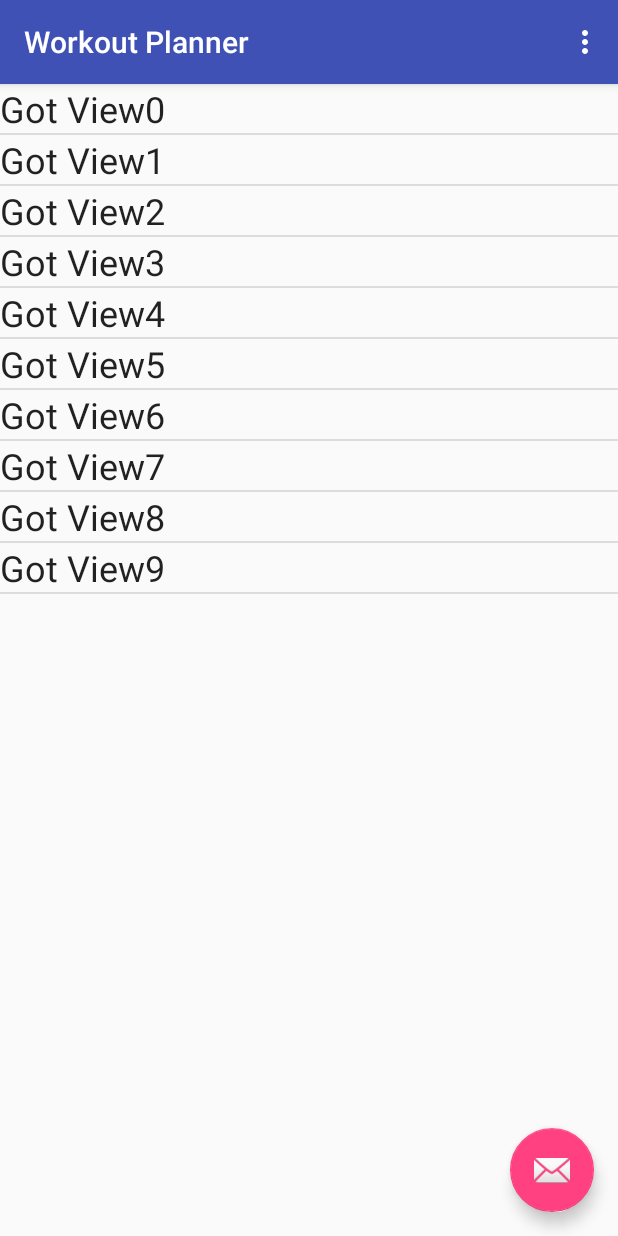
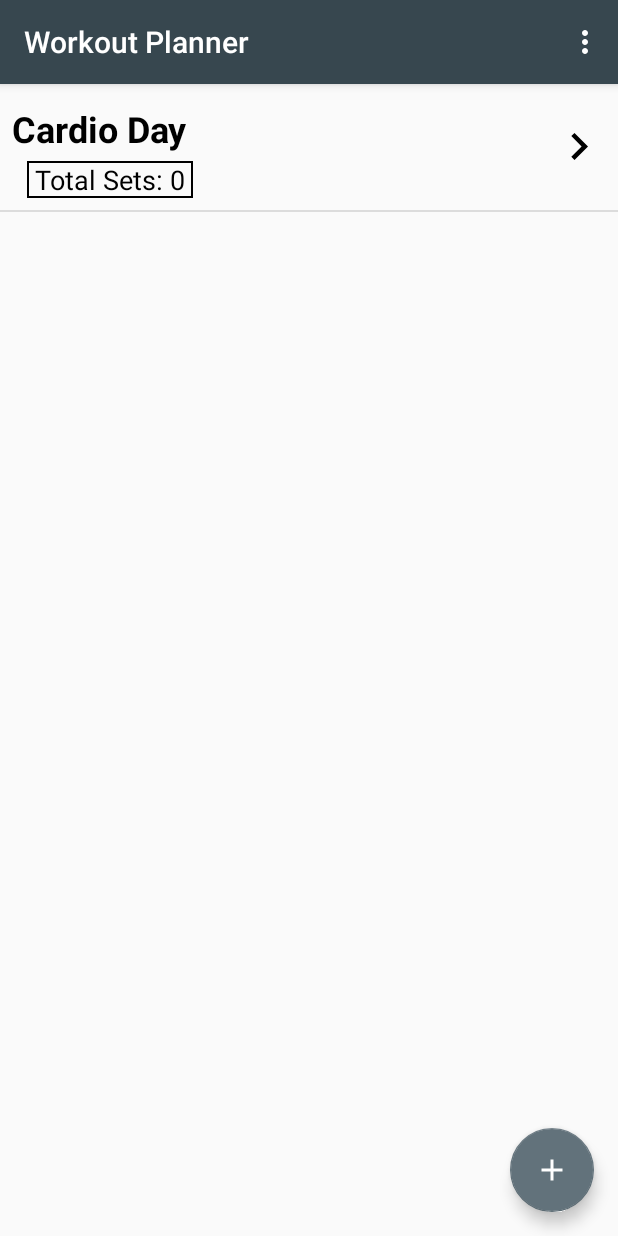
Before and after one commit to UCDTtbot/WorkoutPlanner, an Android app: the screen it shows after launch (MainActivity), on a phone screen of 412 x 824 dp. Run offline under Robolectric (Android 15) with nearby library versions, the phone set to English and light mode, and no system bars.

Commit message:
Workout and Sets

```diff
--- a/app/build.gradle
+++ b/app/build.gradle
@@ -9,6 +9,7 @@ android {
         versionCode 1
         versionName "1.0"
         testInstrumentationRunner "android.support.test.runner.AndroidJUnitRunner"
+        vectorDrawables.useSupportLibrary = true
     }
     buildTypes {
         release {
--- a/app/src/main/java/com/shibedays/workoutplanner/MainActivity.java
+++ b/app/src/main/java/com/shibedays/workoutplanner/MainActivity.java
@@ -1,5 +1,7 @@
 package com.shibedays.workoutplanner;
 
+import android.content.Intent;
+import android.content.SharedPreferences;
 import android.os.Bundle;
 import android.support.design.widget.FloatingActionButton;
 import android.support.design.widget.Snackbar;
@@ -13,52 +15,88 @@ import android.view.Menu;
 import android.view.MenuItem;
 
 import java.util.ArrayList;
+import java.util.List;
+import java.util.Random;
 
 public class MainActivity extends AppCompatActivity {
 
+    private final String DEBUG_TAG = MainActivity.class.getSimpleName();
+    private static final String PACKAGE = "com.shibedays.workoutplanner.MainActivity.";
+
+    //region INTENT_KEYS
+    //EXTRA_FOO
+
+    //endregion
+
+    //region PREF_KEYS
+    //KEY_FOO
+    private static final String KEY_WORKOUT_DATA = PACKAGE + ".WorkoutData";
+    //endregion
+
+    //BRD_FILTER_FOO
+
+    //region PRIVATE_VARS
     private RecyclerView mRecyclerView;
-    private ArrayList<Workout> mWorkoutData;
+    private List<Workout> mWorkoutList;
     private WorkoutAdapter mAdapter;
 
+    private SharedPreferences mSharedPrefs;
+    private final String PREF_IDENTIFIER = PACKAGE + ".PREFS";
+
+    //endregion
+
+    //region PUBLIC_VARS
+
+    //endregion
+
+    //region OVERRIDE_FUNCTIONS
     @Override
     protected void onCreate(Bundle savedInstanceState) {
         super.onCreate(savedInstanceState);
         setContentView(R.layout.activity_main);
 
         // Initialize the RecyclerView
+        // Set the Layout Manager to Linear Layout
+        //Init the Array list and setup the adapter
         mRecyclerView = (RecyclerView)findViewById(R.id.recyclerView);
-
-        // Set the layout manager
         mRecyclerView.setLayoutManager(new LinearLayoutManager(this));
-
-        // Initialize the ArrayList that will contain the data
-        mWorkoutData = new ArrayList<>();
-
-        // Initialize the adapter and set it to the RecyclerView
-        mAdapter = new WorkoutAdapter(this, mWorkoutData);
+        mWorkoutList = new ArrayList<>();
+        mAdapter = new WorkoutAdapter(this, mWorkoutList);
         mRecyclerView.setAdapter(mAdapter);
 
-        //TODO: Delete this
-        // Populating test data for testing purposes
-        for(int i = 0; i < 10; i++){
-            mWorkoutData.add(new Workout(i));
+        // Get SharedPrefs. If this is the initial run, setup Prefs
+        //region PREFS
+        mSharedPrefs = getSharedPreferences(PREF_IDENTIFIER, MODE_PRIVATE);
+        if(mSharedPrefs == null){
+            SharedPreferences.Editor tempEditor = mSharedPrefs.edit();
+
+
+            // FILL PREF_DATA
+            tempEditor.apply();
         }
+        //endregion
+
+
+        // Get Workout Data
+        //TODO: Placeholder workout data
+        Workout tempWorkout = new Workout(0, "Cardio Day");
+        mWorkoutList.add(tempWorkout);
         mAdapter.notifyDataSetChanged();
 
-
+        //region RECYCLER_VIEW
         // Add the horizontal bar lines as an item decoration
         RecyclerView.ItemDecoration itemDecoration = new
                 DividerItemDecoration(this, DividerItemDecoration.VERTICAL);
         mRecyclerView.addItemDecoration(itemDecoration);
+        //TODO: Add recycler animation?
+        //endregion
 
-        //TODO: Add recycler animation?
-
-
-
-
+        //region TOOLBAR
         Toolbar toolbar = (Toolbar) findViewById(R.id.toolbar);
         setSupportActionBar(toolbar);
+        //endregion
 
+        //region FAB
         FloatingActionButton fab = (FloatingActionButton) findViewById(R.id.fab);
         fab.setOnClickListener(new View.OnClickListener() {
             @Override
@@ -67,9 +105,7 @@ public class MainActivity extends AppCompatActivity {
                         .setAction("Action", null).show();
             }
         });
-
-
-
+        //endregion
     }
 
     @Override
@@ -93,4 +129,28 @@ public class MainActivity extends AppCompatActivity {
 
         return super.onOptionsItemSelected(item);
     }
+    //endregion
+
+    //region UTILITY
+    /**
+     * Converts the time from a 2 piece array to milliseconds
+     * @param time int[]
+     * @return Returns the time in millis
+     */
+    public static int convertToMillis(int[] time){
+        return ((time[0] * 60) + time[1]) * 1000;
+    }
+
+    /**
+     * Converts the time from milliseconds to a 2 piece array
+     * @param time int
+     * @return returns the time as M/S
+     */
+    public static int[] convertFromMillis(int time){
+        int[] newTime = {0, 0};
+        newTime[0] = (int)(Math.floor(time/1000)/60);
+        newTime[1] = ((time/1000) % 60);
+        return newTime;
+    }
+    //endregion
 }
--- a/app/src/main/java/com/shibedays/workoutplanner/Workout.java
+++ b/app/src/main/java/com/shibedays/workoutplanner/Workout.java
@@ -1,10 +1,103 @@
 package com.shibedays.workoutplanner;
 
 
+import java.util.ArrayList;
+import java.util.List;
+
 public class Workout {
 
-    public int i;
-    public Workout(int num) {
-        i = num;
+    private int mWorkoutID;
+    private int mNumOfSets;
+    private int mNumOfRounds;
+
+    private int mTimeBetweenSets;
+    private int mTimeBetweenRounds;
+
+    private String mName;
+
+    private List<Set> mSetList;
+
+    /**
+     *
+     */
+    public Workout(){
+        mWorkoutID = -1;
+        mNumOfSets = -1;
+        mNumOfRounds = -1;
+        mSetList = null;
+        mTimeBetweenSets = -1;
+        mTimeBetweenRounds = -1;
+    }
+
+    /**
+     *
+     * @param id int
+     */
+    public Workout(int id, String name) {
+        mWorkoutID = id;
+        mName = name;
+        mNumOfSets = 0;
+        mNumOfRounds = 1;
+        mSetList = new ArrayList<Set>();
+        mTimeBetweenSets = 10000;
+        mTimeBetweenRounds = 30000;
+    }
+
+    //region GET
+    public int getmWorkoutID(){
+        return mWorkoutID;
+    }
+
+    public int getmNumOfSets(){
+        return mNumOfSets;
+    }
+
+    public int getmNumOfRounds(){
+        return mNumOfRounds;
+    }
+
+    public int getmTimeBetweenSets(){
+        return mTimeBetweenSets;
+    }
+
+    public int getmTimeBetweenRounds(){
+        return mTimeBetweenRounds;
+    }
+
+    public String getmName(){
+        return mName;
+    }
+    //endregion
+
+    //region SET
+    public void setmWorkoutID(int id){
+        mWorkoutID = id;
+    }
+
+    public void setmNumOfRounds(int numRounds){
+        mNumOfRounds = numRounds;
+    }
+
+    public void setmTimeBetweenSets(int timeBetweenSets){
+        mTimeBetweenSets = timeBetweenSets;
+    }
+
+    public void setmTimeBetweenRounds(int timeBetweenRounds){
+        mTimeBetweenRounds = timeBetweenRounds;
+    }
+
+    public void setmName(String name){
+        mName = name;
+    }
+    //endregion
+
+    public void addSet(Set set){
+        mSetList.add(set);
+        mNumOfSets++;
+    }
+
+    public void removeSet(Set set){
+        mSetList.remove(mSetList.indexOf(set));
+        mNumOfSets--;
     }
 }
--- a/app/src/main/java/com/shibedays/workoutplanner/WorkoutAdapter.java
+++ b/app/src/main/java/com/shibedays/workoutplanner/WorkoutAdapter.java
@@ -1,18 +1,22 @@
 package com.shibedays.workoutplanner;
 
 import android.content.Context;
+import android.content.res.Resources;
 import android.support.v7.widget.RecyclerView;
 import android.view.LayoutInflater;
 import android.view.View;
 import android.view.ViewGroup;
 import android.widget.TextView;
 
+import org.w3c.dom.Text;
+
 import java.util.ArrayList;
+import java.util.List;
 
 
 public class WorkoutAdapter extends RecyclerView.Adapter<WorkoutAdapter.ViewHolder> {
 
-    private ArrayList<Workout> mWorkoutData;
+    private List<Workout> mWorkoutData;
     private Context mContext;
 
     /**
@@ -20,7 +24,7 @@ public class WorkoutAdapter extends RecyclerView.Adapter<WorkoutAdapter.ViewHold
      * @param context
      * @param workoutData
      */
-    public WorkoutAdapter(Context context, ArrayList<Workout> workoutData){
+    public WorkoutAdapter(Context context, List<Workout> workoutData){
         mWorkoutData = workoutData;
         mContext = context;
     }
@@ -33,7 +37,8 @@ public class WorkoutAdapter extends RecyclerView.Adapter<WorkoutAdapter.ViewHold
      */
     @Override
     public WorkoutAdapter.ViewHolder onCreateViewHolder(ViewGroup parent, int viewType) {
-        return new ViewHolder(LayoutInflater.from(mContext).inflate(R.layout.workout_item, parent, false));
+        return new ViewHolder(LayoutInflater.from(mContext)
+                .inflate(R.layout.workout_list_item, parent, false));
     }
 
     /**
@@ -61,17 +66,27 @@ public class WorkoutAdapter extends RecyclerView.Adapter<WorkoutAdapter.ViewHold
 
     class ViewHolder extends RecyclerView.ViewHolder implements View.OnClickListener {
 
-        private TextView test;
+        private TextView itemName;
+        private TextView sets;
+        //private TextView rounds;
 
         public ViewHolder(View itemView) {
             super(itemView);
             //Initialize the views for the RecyclerView
-            test = itemView.findViewById(R.id.testingView);
+            itemName = itemView.findViewById(R.id.item_name);
+            sets = itemView.findViewById(R.id.item_sets);
+            //rounds = itemView.findViewById(R.id.item_rounds);
         }
 
+        /**
+         *
+         * @param curWorkout
+         */
         void bindTo(Workout curWorkout){
             //Populate data when they bind the workouts to the view holder
-            test.setText("Got View" + curWorkout.i);
+            itemName.setText(curWorkout.getmName());
+            sets.setText(String.format(mContext.getString(R.string.item_sets), curWorkout.getmNumOfSets()));
+            //rounds.setText(String.format(mContext.getString(R.string.item_rounds), curWorkout.mNumOfRounds));
         }
 
         @Override
--- /dev/null
+++ b/app/src/main/res/drawable/ic_add_white_24dp.xml
@@ -0,0 +1,9 @@
+<vector xmlns:android="http://schemas.android.com/apk/res/android"
+        android:width="24dp"
+        android:height="24dp"
+        android:viewportWidth="24.0"
+        android:viewportHeight="24.0">
+    <path
+        android:fillColor="#FFFFFFFF"
+        android:pathData="M19,13h-6v6h-2v-6H5v-2h6V5h2v6h6v2z"/>
+</vector>
--- /dev/null
+++ b/app/src/main/res/drawable/ic_right_arrow.xml
@@ -0,0 +1,9 @@
+<vector xmlns:android="http://schemas.android.com/apk/res/android"
+        android:width="24dp"
+        android:height="24dp"
+        android:viewportWidth="24.0"
+        android:viewportHeight="24.0">
+    <path
+        android:fillColor="#FF000000"
+        android:pathData="M8.59,16.34l4.58,-4.59 -4.58,-4.59L10,5.75l6,6 -6,6z"/>
+</vector>
--- /dev/null
+++ b/app/src/main/res/drawable/text_background.xml
@@ -0,0 +1,16 @@
+<?xml version="1.0" encoding="utf-8"?>
+<shape xmlns:android="http://schemas.android.com/apk/res/android"
+    android:shape="rectangle">
+
+    <!-- View background color -->
+    <solid
+        android:color="@color/transparent">
+    </solid>
+
+    <!-- View border color and width -->
+    <stroke
+        android:width="1dp"
+        android:color="@color/border_color">
+    </stroke>
+
+</shape>
--- a/app/src/main/res/layout/activity_main.xml
+++ b/app/src/main/res/layout/activity_main.xml
@@ -28,6 +28,7 @@
         android:layout_height="wrap_content"
         android:layout_gravity="bottom|end"
         android:layout_margin="@dimen/fab_margin"
-        app:srcCompat="@android:drawable/ic_dialog_email" />
+        app:srcCompat="@drawable/ic_add_white_24dp"
+        android:scaleType="center" />
 
 </android.support.design.widget.CoordinatorLayout>
--- a/app/src/main/res/layout/content_main.xml
+++ b/app/src/main/res/layout/content_main.xml
@@ -12,7 +12,7 @@
         android:id="@+id/recyclerView"
         android:scrollbars="vertical"
         android:layout_width="match_parent"
-        android:layout_height="wrap_content">
+        android:layout_height="match_parent">
 
     </android.support.v7.widget.RecyclerView>
 
--- /dev/null
+++ b/app/src/main/res/layout/set_list_item.xml
@@ -0,0 +1,6 @@
+<?xml version="1.0" encoding="utf-8"?>
+<android.support.constraint.ConstraintLayout
+    xmlns:android="http://schemas.android.com/apk/res/android" android:layout_width="match_parent"
+    android:layout_height="match_parent">
+
+</android.support.constraint.ConstraintLayout>
--- a/app/src/main/res/layout/workout_item.xml
+++ /dev/null
@@ -1,14 +0,0 @@
-<?xml version="1.0" encoding="utf-8"?>
-<RelativeLayout
-    xmlns:android="http://schemas.android.com/apk/res/android"
-    android:layout_width="match_parent"
-    android:layout_height="wrap_content">
-
-    <TextView
-        android:id="@+id/testingView"
-        android:layout_width="wrap_content"
-        android:layout_height="wrap_content"
-        android:text="Testing"
-        android:textAppearance="@style/TextAppearance.AppCompat.Headline"/>
-
-</RelativeLayout>
--- /dev/null
+++ b/app/src/main/res/layout/workout_list_item.xml
@@ -0,0 +1,62 @@
+<?xml version="1.0" encoding="utf-8"?>
+<RelativeLayout xmlns:android="http://schemas.android.com/apk/res/android"
+    xmlns:app="http://schemas.android.com/apk/res-auto"
+    android:layout_width="match_parent"
+    android:layout_height="wrap_content"
+    android:background="?attr/selectableItemBackground"
+    android:clickable="true"
+    android:focusable="true"
+    android:orientation="vertical"
+    android:paddingTop="@dimen/row_padding_vert"
+    android:paddingBottom="@dimen/row_padding_vert"
+    android:paddingStart="@dimen/row_paddting_hori"
+    android:paddingEnd="@dimen/row_paddting_hori">
+
+    <TextView
+        android:id="@+id/item_name"
+        android:layout_width="match_parent"
+        android:layout_height="wrap_content"
+        android:layout_alignParentTop="true"
+        android:text="@string/default_title"
+        android:layout_marginTop="@dimen/name_margin_spacing"
+        android:layout_marginBottom="@dimen/name_margin_spacing"
+        android:textColor="@color/item_name"
+        android:textSize="@dimen/item_name_size"
+        android:textStyle="bold"/>
+
+    <!-- TODO: Remove the background -->
+    <TextView
+        android:id="@+id/item_sets"
+        android:layout_width="wrap_content"
+        android:layout_height="wrap_content"
+        android:layout_below="@+id/item_name"
+        android:layout_marginStart="@dimen/sets_margin_spacing"
+        android:paddingStart="@dimen/padding_spacing_5dp"
+        android:paddingEnd="@dimen/padding_spacing_5dp"
+        android:text="@string/default_set"
+        android:textColor="@color/item_sub_color"
+        android:textSize="@dimen/item_sub_size"
+        android:background="@drawable/text_background"/>
+<!--
+    <TextView
+        android:id="@+id/item_rounds"
+        android:layout_width="90dp"
+        android:layout_height="wrap_content"
+        android:layout_toEndOf="@+id/item_sets"
+        android:layout_below="@+id/item_name"
+        android:paddingStart="5dp"
+        android:paddingEnd="5dp"
+        android:text="@string/default_round"
+        android:textColor="@color/item_sub_color"
+        android:textSize="@dimen/item_sub_size"
+        android:background="@drawable/text_background"/>
+ -->
+    <ImageView
+        android:id="@+id/right_arrow"
+        android:layout_width="36dp"
+        android:layout_height="36dp"
+        app:srcCompat="@drawable/ic_right_arrow"
+        android:layout_alignParentEnd="true"
+        android:layout_centerVertical="true"/>
+
+</RelativeLayout>
--- a/app/src/main/res/values/colors.xml
+++ b/app/src/main/res/values/colors.xml
@@ -1,6 +1,12 @@
 <?xml version="1.0" encoding="utf-8"?>
 <resources>
-    <color name="colorPrimary">#3F51B5</color>
-    <color name="colorPrimaryDark">#303F9F</color>
+    <color name="colorPrimary">#37474f</color>
+    <color name="colorPrimaryDark">#102027</color>
     <color name="colorAccent">#FF4081</color>
+    <color name="item_name">#000000</color>
+    <color name="item_sub_color">#000000</color>
+    <color name="background_color">#999999</color>
+    <color name="border_color">#000000</color>
+    <color name="transparent">#00000000</color>
+    <color name="colorPrimaryLight">#62727b</color>
 </resources>
--- a/app/src/main/res/values/dimens.xml
+++ b/app/src/main/res/values/dimens.xml
@@ -57,4 +57,12 @@
     <dimen name="text_margin_top">24dp</dimen>
     <dimen name="text_margin_bottom">6dp</dimen>
     <dimen name="intro_text_Size">18sp</dimen>
+
+    <dimen name="row_padding_vert">8dp</dimen>
+    <dimen name="row_paddting_hori">8dp</dimen>
+    <dimen name="item_name_size">24sp</dimen>
+    <dimen name="item_sub_size">18sp</dimen>
+    <dimen name="name_margin_spacing">5dp</dimen>
+    <dimen name="padding_spacing_5dp">5dp</dimen>
+    <dimen name="sets_margin_spacing">10dp</dimen>
 </resources>
--- a/app/src/main/res/values/strings.xml
+++ b/app/src/main/res/values/strings.xml
@@ -1,4 +1,12 @@
 <resources>
     <string name="app_name">Workout Planner</string>
     <string name="action_settings">Settings</string>
+
+    <string name="default_title">My Workout</string>
+    <string name="default_set">Sets: 1</string>
+    <string name="default_round">Rounds: 0</string>
+
+    <string name="item_name">Workout %1$d</string>
+    <string name="item_sets">Total Sets: %1$d</string>
+    <string name="item_rounds">Rounds: %1$d</string>
 </resources>
--- a/app/src/main/res/values/styles.xml
+++ b/app/src/main/res/values/styles.xml
@@ -5,7 +5,7 @@
         <!-- Customize your theme here. -->
         <item name="colorPrimary">@color/colorPrimary</item>
         <item name="colorPrimaryDark">@color/colorPrimaryDark</item>
-        <item name="colorAccent">@color/colorAccent</item>
+        <item name="colorAccent">@color/colorPrimaryLight</item>
     </style>
 
     <style name="AppTheme.NoActionBar">
```
Also changed, not shown: app/src/main/java/com/shibedays/workoutplanner/Set.java (added, +52 -0 lines), app/src/main/java/com/shibedays/workoutplanner/SetAdapter.java (added, +85 -0 lines).
